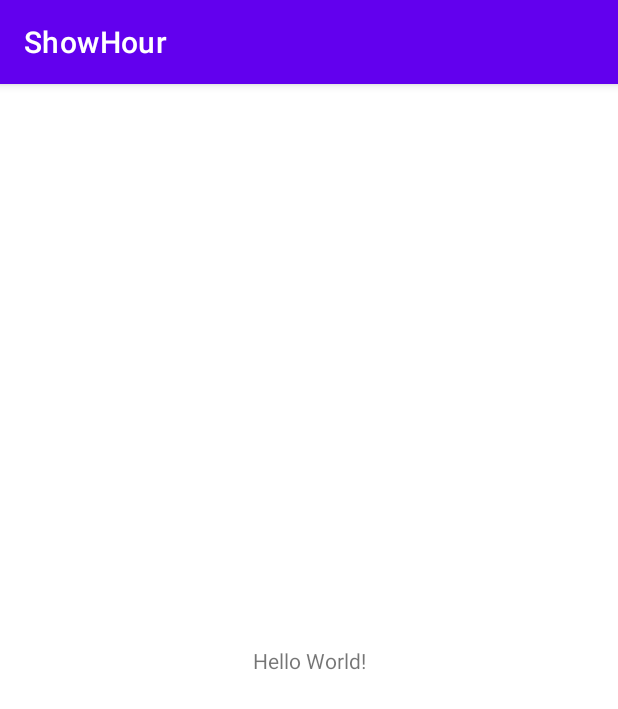
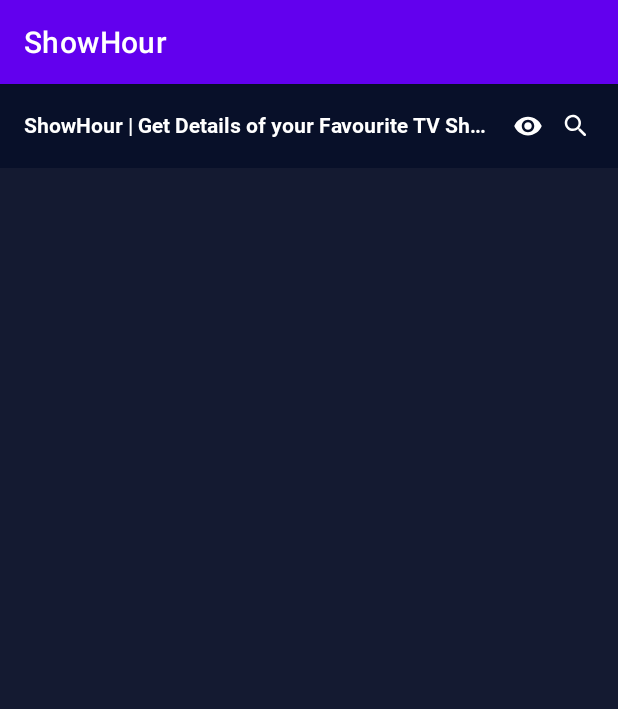
Before and after one commit to aarshic/ShowHour, an Android app: the screen it shows after launch (MainActivity), on a phone screen of 412 x 824 dp. Shown: the top 709 px of the screen. Run offline under Robolectric (Android 15) with nearby library versions, the phone set to English and light mode, and no system bars; our stand-ins replace data binding.

Commit message:
added initial screen

```diff
--- a/app/build.gradle
+++ b/app/build.gradle
@@ -8,7 +8,7 @@ android {
 
     defaultConfig {
         applicationId "com.example.showhour"
-        minSdkVersion 16
+        minSdkVersion 24
         targetSdkVersion 30
         versionCode 1
         versionName "1.0"
@@ -22,18 +22,22 @@ android {
             proguardFiles getDefaultProguardFile('proguard-android-optimize.txt'), 'proguard-rules.pro'
         }
     }
+
     compileOptions {
         sourceCompatibility JavaVersion.VERSION_1_8
         targetCompatibility JavaVersion.VERSION_1_8
     }
+
+    buildFeatures {
+        dataBinding true
+    }
 }
 
 dependencies {
-
     implementation 'androidx.appcompat:appcompat:1.3.0'
     implementation 'com.google.android.material:material:1.3.0'
     implementation 'androidx.constraintlayout:constraintlayout:2.0.4'
-    testImplementation 'junit:junit:4.+'
+    testImplementation 'junit:junit:4.13.2'
     androidTestImplementation 'androidx.test.ext:junit:1.1.2'
     androidTestImplementation 'androidx.test.espresso:espresso-core:3.3.0'
 }
--- /dev/null
+++ b/app/src/main/res/drawable/ic_round_eye.xml
@@ -0,0 +1,10 @@
+<vector xmlns:android="http://schemas.android.com/apk/res/android"
+    android:width="24dp"
+    android:height="24dp"
+    android:viewportWidth="24"
+    android:viewportHeight="24"
+    android:tint="?attr/colorControlNormal">
+  <path
+      android:fillColor="@android:color/white"
+      android:pathData="M12,4.5C7,4.5 2.73,7.61 1,12c1.73,4.39 6,7.5 11,7.5s9.27,-3.11 11,-7.5c-1.73,-4.39 -6,-7.5 -11,-7.5zM12,17c-2.76,0 -5,-2.24 -5,-5s2.24,-5 5,-5 5,2.24 5,5 -2.24,5 -5,5zM12,9c-1.66,0 -3,1.34 -3,3s1.34,3 3,3 3,-1.34 3,-3 -1.34,-3 -3,-3z"/>
+</vector>
--- /dev/null
+++ b/app/src/main/res/drawable/ic_round_search.xml
@@ -0,0 +1,10 @@
+<vector xmlns:android="http://schemas.android.com/apk/res/android"
+    android:width="24dp"
+    android:height="24dp"
+    android:viewportWidth="24"
+    android:viewportHeight="24"
+    android:tint="?attr/colorControlNormal">
+  <path
+      android:fillColor="@android:color/white"
+      android:pathData="M15.5,14h-0.79l-0.28,-0.27c1.2,-1.4 1.82,-3.31 1.48,-5.34 -0.47,-2.78 -2.79,-5 -5.59,-5.34 -4.23,-0.52 -7.79,3.04 -7.27,7.27 0.34,2.8 2.56,5.12 5.34,5.59 2.03,0.34 3.94,-0.28 5.34,-1.48l0.27,0.28v0.79l4.25,4.25c0.41,0.41 1.08,0.41 1.49,0 0.41,-0.41 0.41,-1.08 0,-1.49L15.5,14zM9.5,14C7.01,14 5,11.99 5,9.5S7.01,5 9.5,5 14,7.01 14,9.5 11.99,14 9.5,14z"/>
+</vector>
--- a/app/src/main/res/layout/activity_main.xml
+++ b/app/src/main/res/layout/activity_main.xml
@@ -1,18 +1,77 @@
 <?xml version="1.0" encoding="utf-8"?>
+<layout xmlns:android="http://schemas.android.com/apk/res/android"
+    xmlns:app="http://schemas.android.com/apk/res-auto"
+    xmlns:tools="http://schemas.android.com/tools">
+
+    <data>
+
+    </data>
+
     <androidx.constraintlayout.widget.ConstraintLayout
-    xmlns:android="http://schemas.android.com/apk/res/android"
-    xmlns:tools="http://schemas.android.com/tools"
-    xmlns:app="http://schemas.android.com/apk/res-auto"
         android:layout_width="match_parent"
         android:layout_height="match_parent"
+        android:animateLayoutChanges="true"
+        android:background="@color/colorPrimary"
         tools:context=".MainActivity">
+
+        <LinearLayout
+            android:id="@+id/title_header"
+            android:layout_width="match_parent"
+            android:layout_height="?actionBarSize"
+            android:background="@color/colorPrimaryDark"
+            android:gravity="center_vertical"
+            android:orientation="horizontal"
+            android:padding="8dp"
+            app:layout_constraintTop_toTopOf="parent">
+
             <TextView
-      android:layout_width="wrap_content"
+                android:layout_width="0dp"
                 android:layout_height="wrap_content"
-      android:text="Hello World!"
+                android:layout_marginStart="8dp"
+                android:layout_marginEnd="8dp"
+                android:layout_weight="1"
+                android:ellipsize="end"
+                android:fontFamily="@font/roboto_bold"
+                android:includeFontPadding="false"
+                android:maxLines="1"
+                android:text="@string/title_string"
+                android:textColor="@color/colorTextIcons"
+                android:textSize="14sp" />
+
+            <ImageView
+                android:id="@+id/watchlist_icon"
+                android:layout_width="24dp"
+                android:layout_height="24dp"
+                android:layout_marginEnd="8dp"
+                android:contentDescription="@string/app_name"
+                android:padding="2dp"
+                android:src="@drawable/ic_round_eye"
+                app:tint="@color/colorTextIcons" />
+
+            <ImageView
+                android:id="@+id/search_icon"
+                android:layout_width="24dp"
+                android:layout_height="24dp"
+                android:layout_marginEnd="8dp"
+                android:contentDescription="@string/search"
+                android:padding="2dp"
+                android:src="@drawable/ic_round_search"
+                app:tint="@color/colorTextIcons" />
+
+        </LinearLayout>
+
+        <androidx.recyclerview.widget.RecyclerView
+            android:id="@+id/shows_recyclerview"
+            android:layout_width="match_parent"
+            android:layout_height="0dp"
+            android:clipToPadding="false"
+            android:orientation="vertical"
+            android:padding="4dp"
+            android:visibility="gone"
+            app:layoutManager="androidx.recyclerview.widget.LinearLayoutManager"
             app:layout_constraintBottom_toBottomOf="parent"
-      app:layout_constraintLeft_toLeftOf="parent"
-      app:layout_constraintRight_toRightOf="parent"
-      app:layout_constraintTop_toTopOf="parent" />
+            app:layout_constraintTop_toBottomOf="@id/title_header" />
+
 
     </androidx.constraintlayout.widget.ConstraintLayout>
+</layout>
--- a/app/src/main/res/values/colors.xml
+++ b/app/src/main/res/values/colors.xml
@@ -7,4 +7,13 @@
     <color name="teal_700">#FF018786</color>
     <color name="black">#FF000000</color>
     <color name="white">#FFFFFFFF</color>
+    <color name="colorPrimary">#141A31</color>
+    <color name="colorPrimaryDark">#081029</color>
+    <color name="colorAccent">#0097FB</color>
+    <color name="colorTextIcons">#FFFFFF</color>
+    <color name="colorPrimaryLight">#1E2746</color>
+    <color name="colorTextPrimary">#CBD5ED</color>
+    <color name="colorTextSecondary">#4A5B82</color>
+    <color name="colorTextOther">#5AD303</color>
+    <color name="colorThemeExtra">#FF5252</color>
 </resources>
--- a/app/src/main/res/values/strings.xml
+++ b/app/src/main/res/values/strings.xml
@@ -1,3 +1,5 @@
 <resources>
     <string name="app_name">ShowHour</string>
+    <string name="title_string">ShowHour | Get Details of your Favourite TV Shows</string>
+    <string name="search">Search</string>
 </resources>
--- /dev/null
+++ b/app/src/main/res/values/styles.xml
@@ -0,0 +1,9 @@
+<?xml version="1.0" encoding="utf-8"?>
+<resources>
+    <style name="AppTheme" parent="Theme.MaterialComponents.Light.NoActionBar">
+        <item name="colorPrimary">@color/colorPrimary</item>
+        <item name="colorPrimaryDark">@color/colorPrimaryDark</item>
+        <item name="colorAccent">@color/colorAccent</item>
+    </style>
+
+</resources>
```
Also changed, not shown: app/src/main/res/font/roboto_black.ttf (added), app/src/main/res/font/roboto_black_italic.ttf (added), app/src/main/res/font/roboto_bold.ttf (added), app/src/main/res/font/roboto_bold_italic.ttf (added), app/src/main/res/font/roboto_italic.ttf (added), app/src/main/res/font/roboto_light.ttf (added), app/src/main/res/font/roboto_light_italic.ttf (added), app/src/main/res/font/roboto_medium.ttf (added), app/src/main/res/font/roboto_medium_italic.ttf (added), app/src/main/res/font/roboto_regular.ttf (added), app/src/main/res/font/roboto_thin.ttf (added), app/src/main/res/font/roboto_thin_italic.ttf (added). Lines whose indentation alone changed are shown as unchanged.
